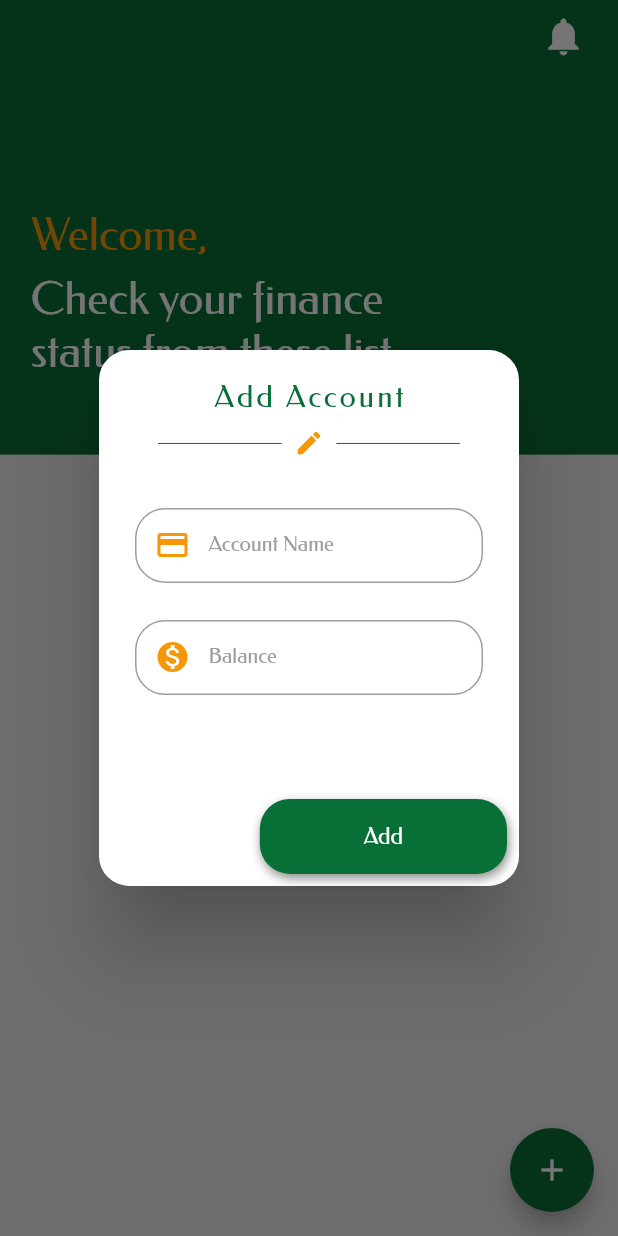
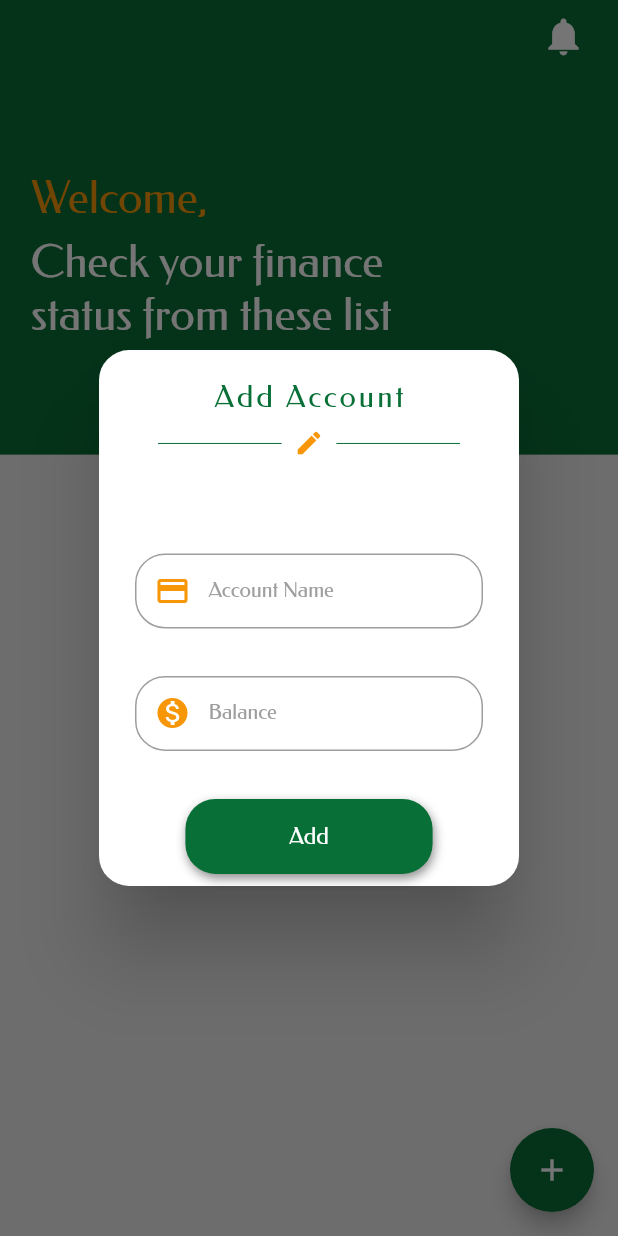
Before and after one commit to Qweku/expense_tracker, a Flutter app: the AccountList screen opened directly, after a tap on the "add" icon, on a phone screen of 412 x 824 dp. Run offline on Flutter 3.47's test engine with Material 2 defaults, Android fonts, the phone set to English and light mode, and no system bars; our stand-ins replace flutter_local_notifications, localstorage, rxdart, timezone; missing offline and left inert: gsheets; key blocks and very long unbroken strings in the code were emptied for the run.

Commit message:
overflow fixes

```diff
--- a/lib/screens/AccountsList.dart
+++ b/lib/screens/AccountsList.dart
@@ -46,6 +46,9 @@ class _AccountListState extends State<AccountList> {
                   height: height * 0.3,
                   child: Column(
                     crossAxisAlignment: CrossAxisAlignment.center,
+                    mainAxisAlignment: MainAxisAlignment.spaceBetween,
+                    children: [
+                      Column(
                         children: [
                           Text('Add Account',
                               style: bodyText1.copyWith(
@@ -62,8 +65,8 @@ class _AccountListState extends State<AccountList> {
                                 child: Divider(color: primaryColor),
                               ),
                               Padding(
-                            padding:
-                                EdgeInsets.symmetric(horizontal: height * 0.01),
+                                padding: EdgeInsets.symmetric(
+                                    horizontal: height * 0.01),
                                 child: Icon(Icons.edit,
                                     color: primaryColorLight, size: 20),
                               ),
@@ -73,13 +76,14 @@ class _AccountListState extends State<AccountList> {
                               )
                             ],
                           ),
-                      SizedBox(height: height * 0.02),
+                        ],
+                      ),
                       error
                           ? Text('*Field Required',
                               style: bodyText1.copyWith(
                                   color: Color.fromARGB(255, 252, 17, 0)))
                           : Container(),
-                      SizedBox(height: height * 0.02),
+
                       CustomTextField(
                         controller: accountName,
                         borderColor: Colors.grey,
@@ -90,7 +94,7 @@ class _AccountListState extends State<AccountList> {
                           color: primaryColorLight,
                         ),
                       ),
-                      SizedBox(height: height * 0.03),
+
                       CustomTextField(
                         controller: balance,
                         keyboard: TextInputType.number,
@@ -106,7 +110,9 @@ class _AccountListState extends State<AccountList> {
                   ),
                 ),
                 actions: [
-                  Button(
+                  Align(
+                    alignment: Alignment.center,
+                    child: Button(
                       onTap: () async {
                         AccountModel accountModel = AccountModel(
                             accountName: accountName.text,
@@ -150,6 +156,7 @@ class _AccountListState extends State<AccountList> {
                       width: width * 0.4,
                       buttonText: 'Add',
                       color: primaryColor,
+                    ),
                   )
                 ],
               );
@@ -240,7 +247,7 @@ class _AccountListState extends State<AccountList> {
                   crossAxisAlignment: CrossAxisAlignment.start,
                   children: [
                     SizedBox(
-                      height: height * 0.1,
+                      height: height * 0.07,
                     ),
                     Text("Welcome,",
                         style: headline2.copyWith(
@@ -281,7 +288,8 @@ class _AccountListState extends State<AccountList> {
                                       .accountList
                                       .length,
                                   (index) => AccountCard(
-                                        onLongPress: () => itemActions(context,index),
+                                        onLongPress: () =>
+                                            itemActions(context, index),
                                         accountName: context
                                             .watch<TransactionProvider>()
                                             .accountList[index]
@@ -391,7 +399,8 @@ class _AccountListState extends State<AccountList> {
                       icon: Icons.edit),
                   BottomSheetChild(
                       onTap: () async {
-                        Provider.of<TransactionProvider>(context, listen: false).removeAccount(index);
+                        Provider.of<TransactionProvider>(context, listen: false)
+                            .removeAccount(index);
                         Navigator.pop(context);
                       },
                       theme: theme,
```
Also changed, not shown: lib/screens/Overview.dart (+15 -5 lines), lib/screens/SplashScreen.dart (+4 -5 lines), lib/screens/widgets/cardWidgets.dart (+22 -63 lines). Lines whose indentation alone changed are shown as unchanged.
